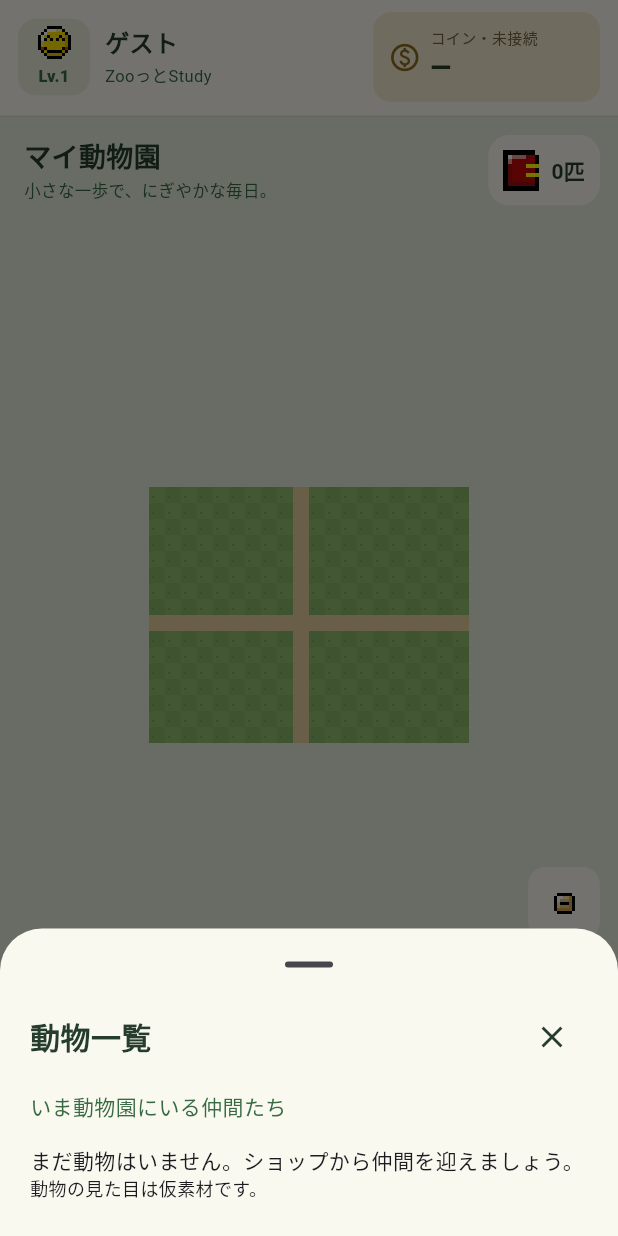
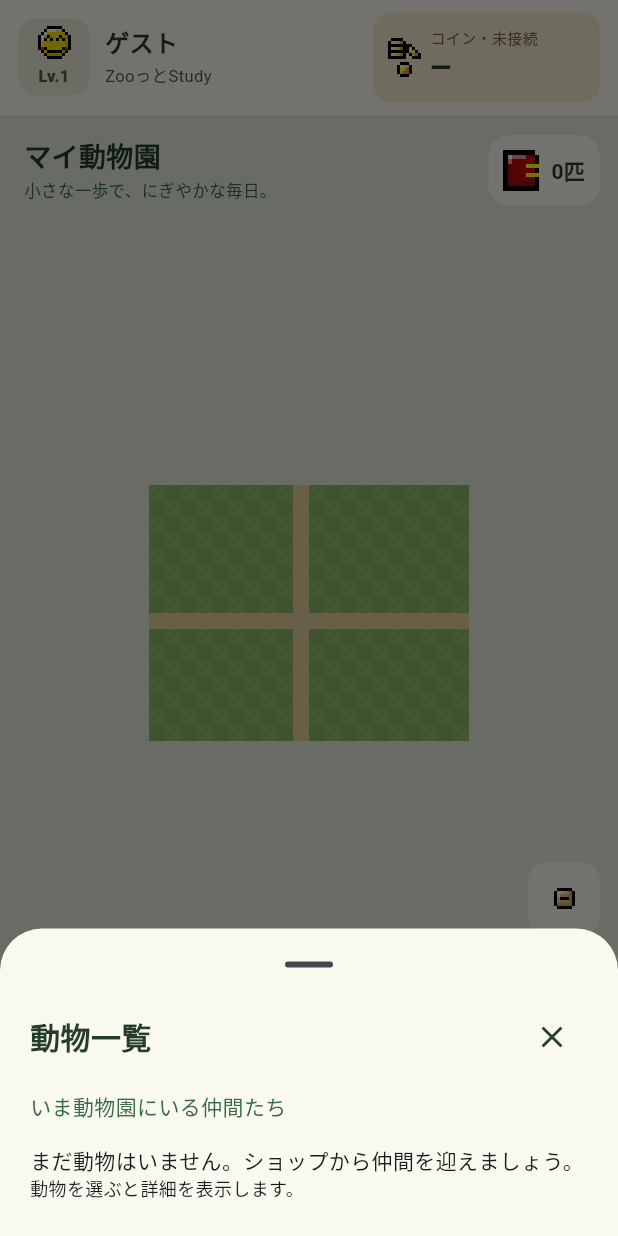
Before and after one commit to jphacks/ng_2621, a Flutter app: the screen it shows after launch, after a tap on an icon or button, on a phone screen of 412 x 824 dp. Run offline on Flutter 3.47's test engine with Material 3 defaults, Android fonts, the phone set to English and light mode, and no system bars.

Commit message:
feat: apply supplied pixel artwork to game UI and animal displays

```diff
--- /dev/null
+++ b/lib/core/ui/sprites/pixel_sprite.dart
@@ -0,0 +1,120 @@
+import 'dart:ui' as ui;
+
+import 'package:flutter/widgets.dart';
+
+/// A non-interactive sprite. Wrap in a button when actions are needed.
+class PixelSprite extends StatefulWidget {
+  const PixelSprite({
+    super.key,
+    required this.assetPath,
+    required this.sourceRect,
+    this.scale = 3,
+    this.semanticLabel,
+  }) : assert(scale > 0 && scale < double.infinity);
+
+  final String assetPath;
+  final Rect sourceRect;
+
+  /// Logical pixels per source pixel. Prefer integer scales for pixel artwork.
+  final double scale;
+  final String? semanticLabel;
+
+  @override
+  State<PixelSprite> createState() => _PixelSpriteState();
+}
+
+class _PixelSpriteState extends State<PixelSprite> {
+  ImageStream? _stream;
+  ImageInfo? _imageInfo;
+  late final _listener = ImageStreamListener(_onImage, onError: _onError);
+
+  @override
+  void didChangeDependencies() {
+    super.didChangeDependencies();
+    _resolve();
+  }
+
+  @override
+  void didUpdateWidget(covariant PixelSprite oldWidget) {
+    super.didUpdateWidget(oldWidget);
+    if (oldWidget.assetPath != widget.assetPath) {
+      _imageInfo?.dispose();
+      _imageInfo = null;
+      _resolve();
+    }
+  }
+
+  void _resolve() {
+    // The sheet is decoded once and shared through Flutter's image cache.
+    final stream = AssetImage(widget.assetPath)
+        .resolve(createLocalImageConfiguration(context));
+    if (_stream?.key == stream.key) return;
+    _stream?.removeListener(_listener);
+    _stream = stream;
+    stream.addListener(_listener);
+  }
+
+  void _onImage(ImageInfo info, bool synchronousCall) {
+    final previous = _imageInfo;
+    setState(() => _imageInfo = info);
+    previous?.dispose();
+  }
+
+  void _onError(Object error, StackTrace? stackTrace) {
+    FlutterError.reportError(
+      FlutterErrorDetails(
+        exception: error,
+        stack: stackTrace,
+        library: 'Zoo pixel sprites',
+        context: ErrorDescription('while loading ${widget.assetPath}'),
+      ),
+    );
+  }
+
+  @override
+  void dispose() {
+    _stream?.removeListener(_listener);
+    _imageInfo?.dispose();
+    super.dispose();
+  }
+
+  @override
+  Widget build(BuildContext context) {
+    final rect = widget.sourceRect;
+    return Semantics(
+      label: widget.semanticLabel,
+      image: true,
+      excludeSemantics: true,
+      child: SizedBox(
+        width: rect.width * widget.scale,
+        height: rect.height * widget.scale,
+        child: CustomPaint(painter: _SpritePainter(_imageInfo?.image, rect)),
+      ),
+    );
+  }
+}
+
+class _SpritePainter extends CustomPainter {
+  _SpritePainter(this.image, this.sourceRect);
+
+  final ui.Image? image;
+  final Rect sourceRect;
+
+  @override
+  void paint(Canvas canvas, Size size) {
+    final image = this.image;
+    if (image == null) return;
+    canvas.drawImageRect(
+      image,
+      sourceRect,
+      Offset.zero & size,
+      Paint()
+        ..filterQuality = FilterQuality.none
+        ..isAntiAlias = false,
+    );
+  }
+
+  @override
+  bool shouldRepaint(_SpritePainter oldDelegate) =>
+      oldDelegate.image != image || oldDelegate.sourceRect != sourceRect;
+}
--- /dev/null
+++ b/lib/core/ui/sprites/zoo_art_part.dart
@@ -0,0 +1,29 @@
+import 'dart:ui';
+
+/// The second user-supplied sheet. Bird order is left-to-right, top-to-bottom.
+enum ZooArtPart {
+  bookAndPen(Rect.fromLTWH(1, 2, 14, 13)),
+  home(Rect.fromLTWH(17, 1, 14, 14)),
+  shop(Rect.fromLTWH(33, 1, 14, 14)),
+  coins(Rect.fromLTWH(51, 2, 11, 13)),
+  deer(Rect.fromLTWH(2, 17, 11, 12)),
+  rabbit(Rect.fromLTWH(19, 19, 9, 9)),
+  penguin(Rect.fromLTWH(38, 20, 5, 8)),
+  monkey(Rect.fromLTWH(50, 20, 11, 7)),
+  bird1(Rect.fromLTWH(0, 31, 7, 7)),
+  bird2(Rect.fromLTWH(9, 33, 6, 4)),
+  bird3(Rect.fromLTWH(0, 38, 7, 4)),
+  bird4(Rect.fromLTWH(9, 38, 6, 4)),
+  bird5(Rect.fromLTWH(0, 43, 7, 4)),
+  bird6(Rect.fromLTWH(9, 43, 6, 4)),
+  rhino(Rect.fromLTWH(18, 37, 11, 7)),
+  fox(Rect.fromLTWH(34, 36, 10, 8)),
+  evolvedFox(Rect.fromLTWH(51, 36, 11, 8)),
+  giraffe(Rect.fromLTWH(2, 51, 8, 10)),
+  elephant(Rect.fromLTWH(17, 52, 15, 10)),
+  pond(Rect.fromLTWH(33, 51, 15, 12)),
+  tree(Rect.fromLTWH(52, 51, 9, 12));
+
+  const ZooArtPart(this.sourceRect);
+  final Rect sourceRect;
+}
--- /dev/null
+++ b/lib/core/ui/sprites/zoo_art_sprite.dart
@@ -0,0 +1,25 @@
+import 'package:flutter/widgets.dart';
+
+import 'pixel_sprite.dart';
+import 'zoo_art_part.dart';
+
+class ZooArtSprite extends StatelessWidget {
+  const ZooArtSprite({
+    super.key,
+    required this.part,
+    this.scale = 2,
+    this.semanticLabel,
+  }) : assert(scale > 0 && scale < double.infinity);
+  static const assetPath = 'assets/sprites/20261024_2.png';
+  static const sheetSize = 64.0;
+  final ZooArtPart part;
+  final double scale;
+  final String? semanticLabel;
+  @override
+  Widget build(BuildContext context) => PixelSprite(
+    assetPath: assetPath,
+    sourceRect: part.sourceRect,
+    scale: scale,
+    semanticLabel: semanticLabel,
+  );
+}
--- a/lib/core/ui/sprites/zoo_ui_sprite.dart
+++ b/lib/core/ui/sprites/zoo_ui_sprite.dart
@@ -1,109 +1,26 @@
-import 'dart:ui' as ui;
-
 import 'package:flutter/widgets.dart';
 
+import 'pixel_sprite.dart';
 import 'zoo_ui_part.dart';
 
-/// A non-interactive sprite. Wrap in a button when actions are needed.
-class ZooUiSprite extends StatefulWidget {
+/// Original UI sheet. Existing callers retain the same API.
+class ZooUiSprite extends StatelessWidget {
   const ZooUiSprite({
     super.key,
     required this.part,
     this.scale = 3,
     this.semanticLabel,
   }) : assert(scale > 0 && scale < double.infinity);
-
   static const assetPath = 'assets/ui/zooStudyUI.png';
   static const sheetSize = 64.0;
-
   final ZooUiPart part;
-
-  /// Logical pixels per source pixel. Prefer integer scales for pixel artwork.
   final double scale;
   final String? semanticLabel;
-
   @override
-  State<ZooUiSprite> createState() => _ZooUiSpriteState();
+  Widget build(BuildContext context) => PixelSprite(
+    assetPath: assetPath,
+    sourceRect: part.sourceRect,
+    scale: scale,
+    semanticLabel: semanticLabel,
+  );
 }
-
-class _ZooUiSpriteState extends State<ZooUiSprite> {
-  ImageStream? _stream;
-  ImageInfo? _imageInfo;
-  late final _listener = ImageStreamListener(_onImage, onError: _onError);
-
-  @override
-  void didChangeDependencies() {
-    super.didChangeDependencies();
-    // The sheet is decoded once and shared through Flutter's image cache.
-    final stream = const AssetImage(ZooUiSprite.assetPath)
-        .resolve(createLocalImageConfiguration(context));
-    if (_stream?.key == stream.key) return;
-    _stream?.removeListener(_listener);
-    _stream = stream;
-    stream.addListener(_listener);
-  }
-
-  void _onImage(ImageInfo info, bool synchronousCall) {
-    final previous = _imageInfo;
-    setState(() => _imageInfo = info);
-    previous?.dispose();
-  }
-
-  void _onError(Object error, StackTrace? stackTrace) {
-    FlutterError.reportError(
-      FlutterErrorDetails(
-        exception: error,
-        stack: stackTrace,
-        library: 'Zoo UI sprites',
-        context: ErrorDescription('while loading ${ZooUiSprite.assetPath}'),
-      ),
-    );
-  }
-
-  @override
-  void dispose() {
-    _stream?.removeListener(_listener);
-    _imageInfo?.dispose();
-    super.dispose();
-  }
-
-  @override
-  Widget build(BuildContext context) {
-    final rect = widget.part.sourceRect;
-    return Semantics(
-      label: widget.semanticLabel,
-      image: true,
-      excludeSemantics: true,
-      child: SizedBox(
-        width: rect.width * widget.scale,
-        height: rect.height * widget.scale,
-        child: CustomPaint(painter: _SpritePainter(_imageInfo?.image, rect)),
-      ),
-    );
-  }
-}
-
-class _SpritePainter extends CustomPainter {
-  _SpritePainter(this.image, this.sourceRect);
-
-  final ui.Image? image;
-  final Rect sourceRect;
-
-  @override
-  void paint(Canvas canvas, Size size) {
-    final image = this.image;
-    if (image == null) return;
-    canvas.drawImageRect(
-      image,
-      sourceRect,
-      Offset.zero & size,
-      Paint()
-        ..filterQuality = FilterQuality.none
-        ..isAntiAlias = false,
-    );
-  }
-
-  @override
-  bool shouldRepaint(_SpritePainter oldDelegate) =>
-      oldDelegate.image != image || oldDelegate.sourceRect != sourceRect;
-}
--- a/lib/core/ui/zoo_ui.dart
+++ b/lib/core/ui/zoo_ui.dart
@@ -3,3 +3,7 @@ library;
 
 export 'sprites/zoo_ui_part.dart';
 export 'sprites/zoo_ui_sprite.dart';
+
+export 'sprites/pixel_sprite.dart';
+export 'sprites/zoo_art_part.dart';
+export 'sprites/zoo_art_sprite.dart';
--- a/lib/features/zoo/presentation/zoo_chrome.dart
+++ b/lib/features/zoo/presentation/zoo_chrome.dart
@@ -123,11 +123,7 @@ class ZooHeader extends StatelessWidget {
                       ),
                       child: Row(
                         children: [
-                          Icon(
-                            Icons.paid_outlined,
-                            size: 22,
-                            color: Color(0xFF8C6A20),
-                          ),
+                          const ZooArtSprite(part: ZooArtPart.coins, scale: 2),
                           SizedBox(width: 6),
                           Expanded(
                             child: Column(
@@ -211,7 +207,7 @@ class ZooBottomBar extends StatelessWidget {
                     child: const Column(
                       mainAxisSize: MainAxisSize.min,
                       children: [
-                        Icon(Icons.home_rounded, size: 25),
+                        ZooArtSprite(part: ZooArtPart.home, scale: 2),
                         SizedBox(height: 3),
                         Text('ホーム'),
                       ],
@@ -238,7 +234,7 @@ class ZooBottomBar extends StatelessWidget {
                   child: const Column(
                     mainAxisSize: MainAxisSize.min,
                     children: [
-                      Icon(Icons.menu_book_rounded, size: 25),
+                      ZooArtSprite(part: ZooArtPart.bookAndPen, scale: 2),
                       SizedBox(height: 3),
                       Text('課題', style: TextStyle(fontWeight: FontWeight.bold)),
                     ],
--- a/lib/features/zoo/presentation/zoo_screen.dart
+++ b/lib/features/zoo/presentation/zoo_screen.dart
@@ -16,6 +16,7 @@ import 'zoo_viewport.dart';
 import '../../shop/presentation/shop_panel.dart';
 import '../../shop/presentation/shop_purchase_controller.dart';
 import '../domain/zoo_world.dart';
+import '../../animals/presentation/animal_art.dart';
 
 class ZooScreen extends StatefulWidget {
   const ZooScreen({super.key, this.gameRepository});
@@ -181,7 +182,7 @@ class _ZooScreenState extends State<ZooScreen>
                   contentPadding: EdgeInsets.zero,
                   leading: CircleAvatar(
                     backgroundColor: Color(animal.definition.placeholderColor),
-                    child: const Icon(Icons.pets, color: zooInk),
+                    child: AnimalArt(animalId: animal.definition.id, size: 28),
                   ),
                   onTap: () {
                     Navigator.pop(context);
@@ -194,7 +195,7 @@ class _ZooScreenState extends State<ZooScreen>
               const SizedBox(height: 8),
               if (controller.animals.isEmpty)
                 const Text('まだ動物はいません。ショップから仲間を迎えましょう。'),
-              const Text('動物の見た目は仮素材です。', style: TextStyle(fontSize: 12)),
+              const Text('動物を選ぶと詳細を表示します。', style: TextStyle(fontSize: 12)),
             ],
           ),
         ),
@@ -208,11 +209,11 @@ class _ZooScreenState extends State<ZooScreen>
       context,
       title: animal.name,
       children: [
-        const ListTile(
+        ListTile(
           contentPadding: EdgeInsets.zero,
-          leading: Icon(Icons.pets),
-          title: Text('動物園で暮らしています'),
-          subtitle: Text('解放済み'),
+          leading: AnimalArt(animalId: animal.id, size: 40),
+          title: const Text('動物園で暮らしています'),
+          subtitle: const Text('解放済み'),
         ),
         if (animal.evolutionIds.isNotEmpty) ...[
           const Text('進化先', style: TextStyle(fontWeight: FontWeight.bold)),
@@ -236,7 +237,7 @@ class _ZooScreenState extends State<ZooScreen>
             Navigator.pop(context);
             _showShop();
           },
-          icon: const Icon(Icons.storefront_outlined),
+          icon: const ZooArtSprite(part: ZooArtPart.shop, scale: 2),
           label: const Text('ショップを見る'),
         ),
       ],
@@ -340,7 +341,7 @@ class _ZooScreenState extends State<ZooScreen>
         ),
         ListTile(
           contentPadding: EdgeInsets.zero,
-          leading: const Icon(Icons.storefront_outlined, color: zooGreen),
+          leading: const ZooArtSprite(part: ZooArtPart.shop, scale: 2),
           title: const Text('ショップ'),
           subtitle: const Text('動物や施設を迎える'),
           trailing: const Icon(Icons.chevron_right),
--- a/pubspec.yaml
+++ b/pubspec.yaml
@@ -60,6 +60,7 @@ flutter:
     - assets/zoo/world.json
     - assets/zoo/shop_catalog.json
     - assets/ui/zooStudyUI.png
+    - assets/sprites/20261024_2.png
 
   # To add assets to your application, add an assets section, like this:
   # assets:
```
Also changed, not shown: lib/features/animals/presentation/animal_art.dart (added, +50 -0 lines), lib/features/shop/presentation/shop_panel.dart (+38 -6 lines), lib/features/zoo/presentation/zoo_map.dart (+7 -2 lines), assets/sprites/20261024_2.png (added), 4 other files.
